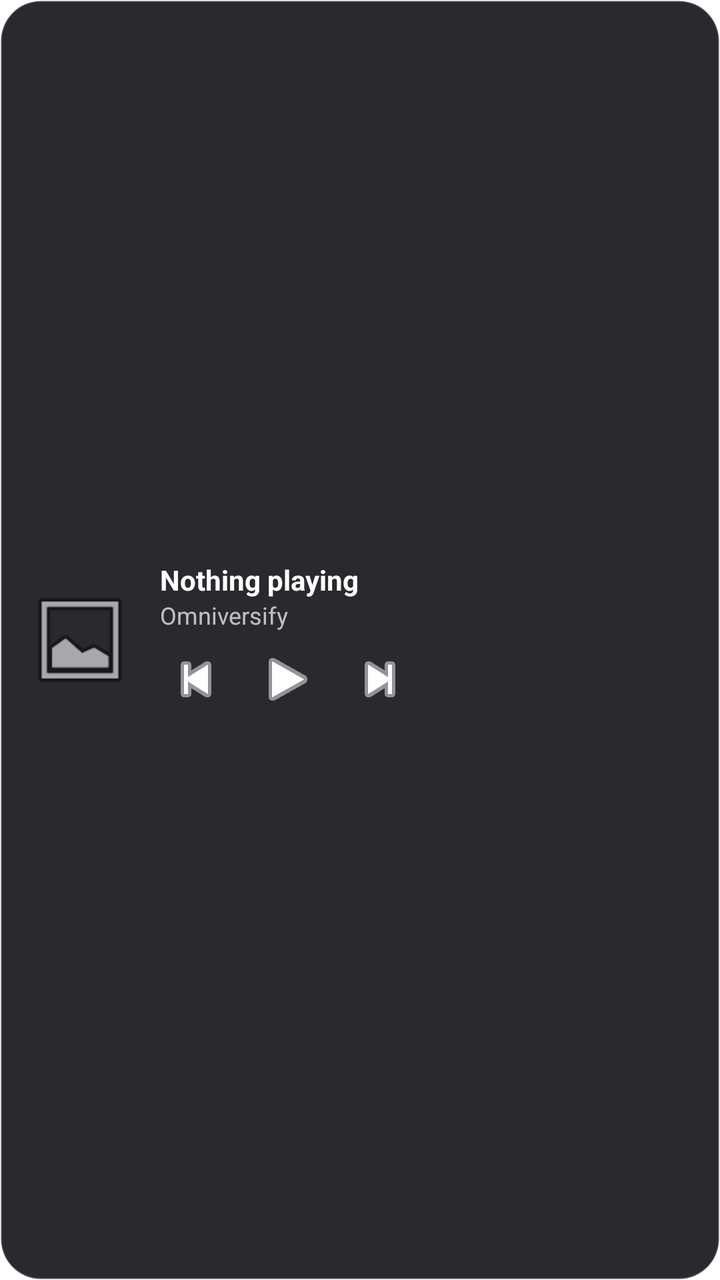
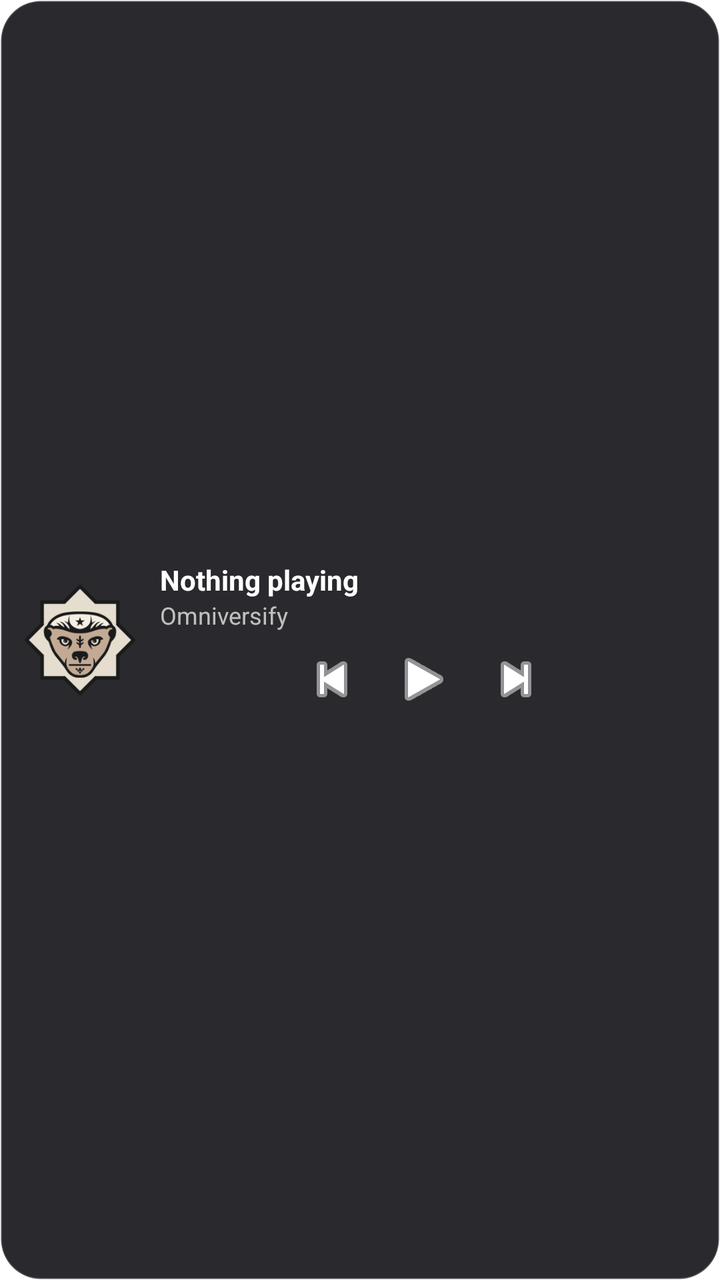

Two renders of the same Android screen: before a commit and after it. Below are the layout's source before the change and the commit's diff.
<!-- AndroidManifest.xml: fallback theme Theme.MaterialComponents.DayNight.NoActionBar -->
<!-- res/layout/music_widget.xml -->
<?xml version="1.0" encoding="utf-8"?>
<LinearLayout xmlns:android="http://schemas.android.com/apk/res/android"
    android:id="@+id/widget_root"
    android:layout_width="match_parent"
    android:layout_height="match_parent"
    android:orientation="horizontal"
    android:padding="12dp"
    android:background="@drawable/widget_background"
    android:gravity="center_vertical">

    <ImageView
        android:id="@+id/widget_artwork"
        android:layout_width="56dp"
        android:layout_height="56dp"
        android:scaleType="centerCrop"
        android:contentDescription="Album art"
        android:src="@android:drawable/ic_menu_gallery" />

    <LinearLayout
        android:layout_width="0dp"
        android:layout_height="wrap_content"
        android:layout_weight="1"
        android:orientation="vertical"
        android:paddingStart="12dp"
        android:paddingEnd="4dp">

        <TextView
            android:id="@+id/widget_title"
            android:layout_width="match_parent"
            android:layout_height="wrap_content"
            android:ellipsize="end"
            android:maxLines="1"
            android:text="Nothing playing"
            android:textColor="@android:color/white"
            android:textSize="14sp"
            android:textStyle="bold" />

        <TextView
            android:id="@+id/widget_artist"
            android:layout_width="match_parent"
            android:layout_height="wrap_content"
            android:ellipsize="end"
            android:maxLines="1"
            android:text="Omniversify"
            android:textColor="#B3FFFFFF"
            android:textSize="12sp" />

        <LinearLayout
            android:layout_width="wrap_content"
            android:layout_height="wrap_content"
            android:layout_marginTop="4dp"
            android:gravity="center_vertical"
            android:orientation="horizontal">

            <ImageButton
                android:id="@+id/widget_previous"
                android:layout_width="36dp"
                android:layout_height="36dp"
                android:background="?android:attr/selectableItemBackgroundBorderless"
                android:contentDescription="Previous"
                android:src="@android:drawable/ic_media_previous"
                android:tint="@android:color/white" />

            <ImageButton
                android:id="@+id/widget_play_pause"
                android:layout_width="40dp"
                android:layout_height="40dp"
                android:layout_marginStart="8dp"
                android:layout_marginEnd="8dp"
                android:background="?android:attr/selectableItemBackgroundBorderless"
                android:contentDescription="Play or pause"
                android:src="@android:drawable/ic_media_play"
                android:tint="@android:color/white" />

            <ImageButton
                android:id="@+id/widget_next"
                android:layout_width="36dp"
                android:layout_height="36dp"
                android:background="?android:attr/selectableItemBackgroundBorderless"
                android:contentDescription="Next"
                android:src="@android:drawable/ic_media_next"
                android:tint="@android:color/white" />
        </LinearLayout>
    </LinearLayout>
</LinearLayout>
<!-- resources referenced by this layout -->
<resources>
  <!-- drawable widget_background (drawable) -->
  <?xml version="1.0" encoding="utf-8"?>
  <shape xmlns:android="http://schemas.android.com/apk/res/android"
      android:shape="rectangle">
      <solid android:color="#E6121218" />
      <corners android:radius="20dp" />
      <stroke
          android:width="1dp"
          android:color="#33FFFFFF" />
  </shape>
</resources>

<!-- the commit's change to res/layout/music_widget.xml (unified diff, before → after) -->
@@ -14,7 +14,7 @@
         android:layout_height="56dp"
         android:scaleType="centerCrop"
         android:contentDescription="Album art"
-        android:src="@android:drawable/ic_menu_gallery" />
+        android:src="@drawable/app_logo" />
 
     <LinearLayout
         android:layout_width="0dp"
@@ -46,10 +46,10 @@
             android:textSize="12sp" />
 
         <LinearLayout
-            android:layout_width="wrap_content"
+            android:layout_width="match_parent"
             android:layout_height="wrap_content"
             android:layout_marginTop="4dp"
-            android:gravity="center_vertical"
+            android:gravity="center"
             android:orientation="horizontal">
 
             <ImageButton
<!-- resource entries referenced after the edit -->
@@ -1,5 +1,6 @@
 <!-- resources referenced by this layout -->
 <resources>
+  <!-- drawable app_logo: webp bitmap (drawable, 9194 bytes) -->
   <!-- drawable widget_background (drawable) -->
   <?xml version="1.0" encoding="utf-8"?>
   <shape xmlns:android="http://schemas.android.com/apk/res/android"
